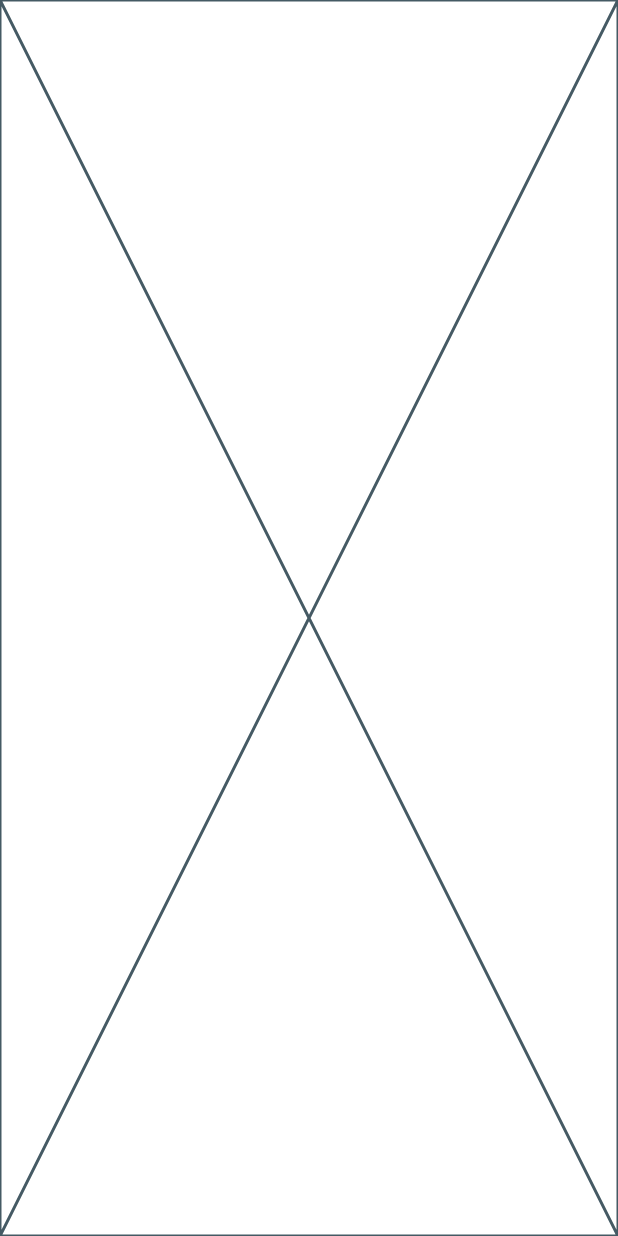
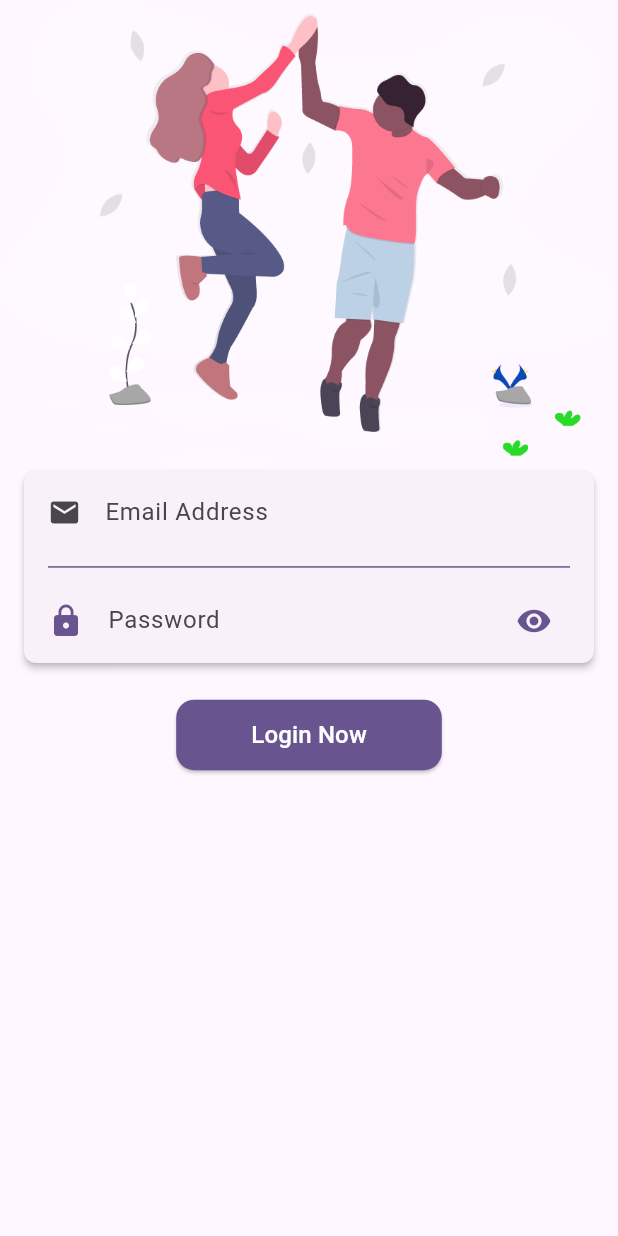
Before and after one commit to rohankandwal/car_on_sale_assignment, a Flutter app: the screen it shows after launch, on a phone screen of 412 x 824 dp. Run offline on Flutter 3.47's test engine with Material 3 defaults, Android fonts, the phone set to English and light mode, and no system bars.

Commit message:
LoginScreen - based design created

```diff
--- a/lib/core/utils/image_constants.dart
+++ b/lib/core/utils/image_constants.dart
@@ -1,4 +1,7 @@
 /// Class containing all the image assets used in the application
 class ImageConstants {
   ImageConstants._();
+
+  static const String loginBackgroundImage =
+      'assets/images/ic_background_logo.png';
 }
--- a/lib/feature/login/presentation/login_screen.dart
+++ b/lib/feature/login/presentation/login_screen.dart
@@ -1,3 +1,5 @@
+import 'package:assignment_car_on_sale/feature/login/presentation/widgets/background_widget.dart';
+import 'package:assignment_car_on_sale/feature/login/presentation/widgets/login_widget.dart';
 import 'package:flutter/material.dart';
 
 class LoginScreen extends StatefulWidget {
@@ -14,7 +16,44 @@ class _LoginScreenState extends State<LoginScreen> {
 
   @override
   Widget build(BuildContext context) {
-    return const Placeholder();
+    final theme = Theme.of(context);
+    return Scaffold(
+      body: SafeArea(
+          child: SingleChildScrollView(
+        child: Column(
+          children: [
+            const BackgroundWidget(),
+            LoginWidget(
+              emailController: _loginEmailController,
+              passwordController: _loginPasswordController,
+            ),
+            SizedBox(
+              height: 24,
+            ),
+            ElevatedButton(
+              onPressed: () {},
+              style: ElevatedButton.styleFrom(
+                padding: EdgeInsets.symmetric(
+                  vertical: 12,
+                  horizontal: 50,
+                ),
+                shape: RoundedRectangleBorder(
+                  borderRadius: BorderRadius.circular(12),
+                ),
+                backgroundColor: theme.primaryColor,
+              ),
+              child: Text(
+                "Login Now",
+                style: TextStyle(
+                  fontSize: 16,
+                  color: theme.colorScheme.onPrimary,
+                ),
+              ),
+            )
+          ],
+        ),
+      )),
+    );
   }
 
   @override
--- a/lib/feature/login/presentation/widgets/background_widget.dart
+++ b/lib/feature/login/presentation/widgets/background_widget.dart
@@ -1,3 +1,4 @@
+import 'package:assignment_car_on_sale/core/utils/image_constants.dart';
 import 'package:flutter/material.dart';
 
 class BackgroundWidget extends StatelessWidget {
@@ -5,6 +6,9 @@ class BackgroundWidget extends StatelessWidget {
 
   @override
   Widget build(BuildContext context) {
-    return const Placeholder();
+    return Image.asset(
+      ImageConstants.loginBackgroundImage,
+      fit: BoxFit.fitWidth,
+    );
   }
 }
--- /dev/null
+++ b/lib/feature/login/presentation/widgets/login_widget.dart
@@ -0,0 +1,91 @@
+import 'package:flutter/material.dart';
+
+class LoginWidget extends StatefulWidget {
+  final TextEditingController emailController;
+  final TextEditingController passwordController;
+
+  const LoginWidget({
+    required this.emailController,
+    required this.passwordController,
+    super.key,
+  });
+
+  @override
+  State<LoginWidget> createState() => _LoginWidgetState();
+}
+
+class _LoginWidgetState extends State<LoginWidget> {
+  bool _obscurePassword = true;
+
+  @override
+  Widget build(BuildContext context) {
+    return Card(
+      elevation: 2,
+      shape: RoundedRectangleBorder(
+        borderRadius: BorderRadius.circular(8.0),
+      ),
+      margin: EdgeInsets.only(
+        left: 16,
+        right: 16,
+      ),
+      child: Padding(
+        padding: const EdgeInsets.only(
+          left: 16.0,
+          right: 16,
+        ),
+        child: Column(
+          children: [
+            TextFormField(
+              maxLines: 1,
+              controller: widget.emailController,
+              keyboardType: TextInputType.emailAddress,
+              style: const TextStyle(
+                fontSize: 16.0,
+              ),
+              decoration: const InputDecoration(
+                border: InputBorder.none,
+                icon: Icon(
+                  Icons.mail,
+                  size: 22.0,
+                ),
+                label: Text('Email Address'),
+                labelStyle: TextStyle(fontSize: 16.0),
+              ),
+              textInputAction: TextInputAction.next,
+            ),
+            Divider(
+              color: Theme.of(context).colorScheme.primary,
+            ),
+            TextFormField(
+              maxLines: 1,
+              controller: widget.passwordController,
+              keyboardType: TextInputType.visiblePassword,
+              obscureText: _obscurePassword,
+              decoration: InputDecoration(
+                border: InputBorder.none,
+                icon: Icon(
+                  Icons.lock,
+                  color: Theme.of(context).colorScheme.primary,
+                ),
+                suffixIcon: IconButton(
+                  icon: Icon(
+                    _obscurePassword ? Icons.visibility : Icons.visibility_off,
+                    color: Theme.of(context).colorScheme.primary,
+                  ),
+                  onPressed: () {
+                    setState(() {
+                      _obscurePassword = !_obscurePassword;
+                    });
+                  },
+                ),
+                label: Text('Password'),
+                labelStyle: TextStyle(fontSize: 16.0),
+              ),
+              textInputAction: TextInputAction.next,
+            ),
+          ],
+        ),
+      ),
+    );
+  }
+}
```
